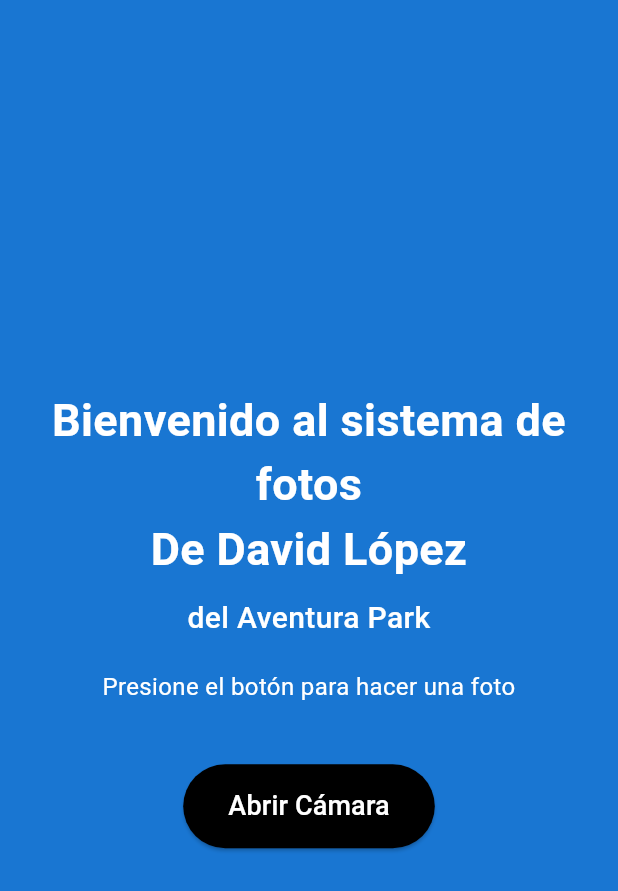
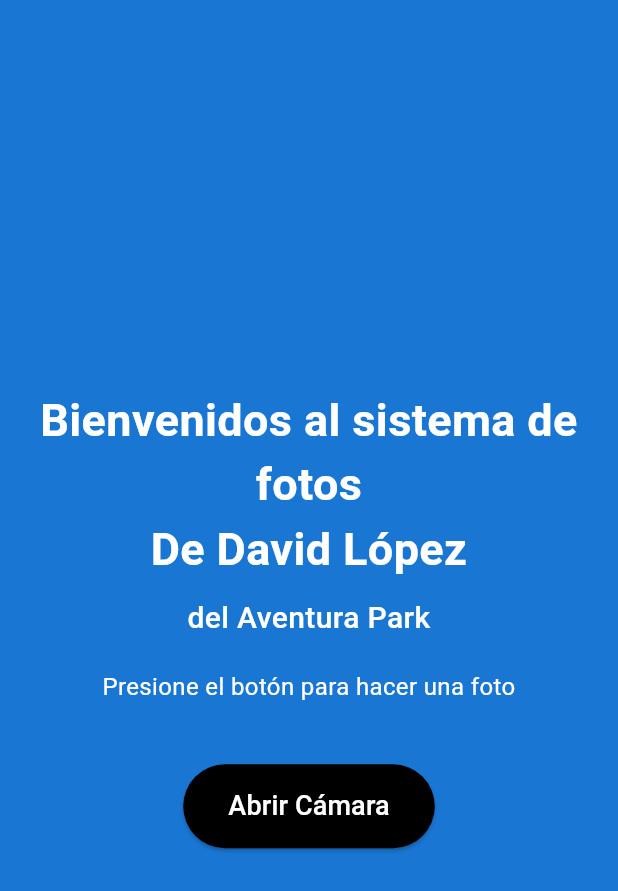
Before and after one commit to Davidcasstella/APP-DAvid, a Flutter app: the screen it shows after launch, on a phone screen of 412 x 824 dp. Shown: the top 891 px of the screen. Run offline on Flutter 3.47's test engine with Material 3 defaults, Android fonts, the phone set to English and light mode, and no system bars.

Commit message:
Se agrego una "s" al texto cambios minimos

```diff
--- a/flutter_application_1/lib/main.dart
+++ b/flutter_application_1/lib/main.dart
@@ -48,7 +48,7 @@ class FotoPage extends StatelessWidget {
               mainAxisAlignment: MainAxisAlignment.center,
               children: [
                 Text(
-                  'Bienvenido al sistema de fotos\nDe David López',
+                  'Bienvenidos al sistema de fotos\nDe David López',
                   style: titleStyle,
                   textAlign: TextAlign.center,
                 ),
```
